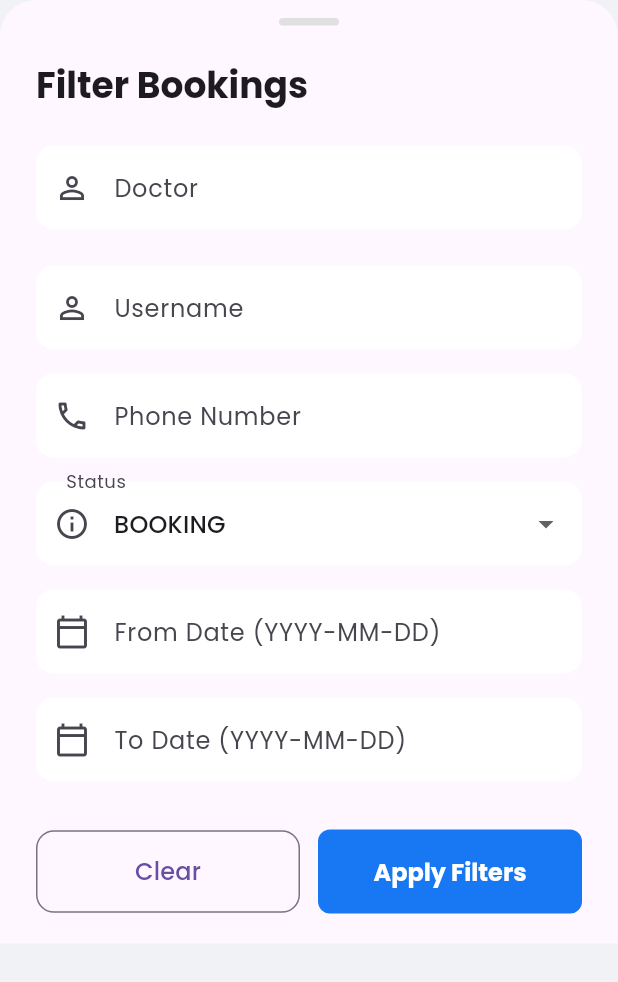
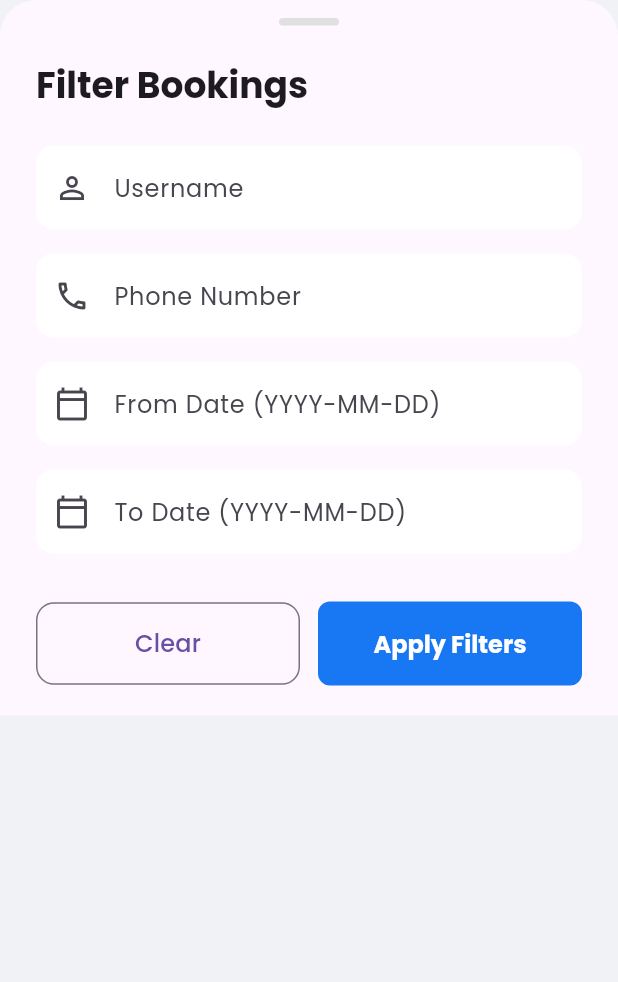
Before and after one commit to scmwinlinaung/ai-doctor-chatbot-clinics, a Flutter app: the _FilterModalSheet widget shown alone on an empty page, opened directly with empty values, on a phone screen of 412 x 824 dp. Shown: the top 982 px of the screen. Run offline on Flutter 3.47's test engine with Material 3 defaults, Android fonts, the phone set to English and light mode, and no system bars; our stand-ins replace bloc, dio, flutter_bloc, flutter_secure_storage, flutter_spinkit, flutter_staggered_animations and 7 more; missing offline and left inert: back_button_interceptor; accounts and stored records are empty; generated files the repository leaves out were written again; network calls fail.

Commit message:
remove doctor and status in filter

```diff
--- a/lib/features/home/views/main_navigation_screen.dart
+++ b/lib/features/home/views/main_navigation_screen.dart
@@ -21,18 +21,18 @@ enum BookingView { booking, confirmed }
 
 // Helper class to pass filter data between the screen and the modal
 class BookingFilters {
-  final String? doctorname;
+  // final String? doctorname;
   final String? username;
   final String? phoneNumber;
-  final BookingStatus? status;
+  // final BookingStatus? status;
   final String? fromDate;
   final String? toDate;
 
   BookingFilters({
-    this.doctorname,
+    // this.doctorname,
     this.username,
     this.phoneNumber,
-    this.status,
+    // this.status,
     this.fromDate,
     this.toDate,
   });
@@ -80,10 +80,10 @@ class _BookingListingScreenState extends State<BookingListingScreen> {
     });
 
     context.read<BookingCubit>().fetchClinicBooking(
-          doctorname: filters.doctorname,
+          // doctorname: filters.doctorname,
           username: filters.username,
           phonenumber: filters.phoneNumber,
-          status: filters.status,
+          // status: filters.status,
           fromDate: filters.fromDate,
           toDate: filters.toDate,
         );
@@ -253,7 +253,7 @@ class _BookingListingScreenState extends State<BookingListingScreen> {
                               context.read<BookingCubit>().fetchClinicBooking(
                                     username: _currentFilters.username,
                                     phonenumber: _currentFilters.phoneNumber,
-                                    status: _currentFilters.status,
+                                    // status: _currentFilters.status,
                                     fromDate: _currentFilters.fromDate,
                                     toDate: _currentFilters.toDate,
                                   );
@@ -620,12 +620,12 @@ class _FilterModalSheet extends StatefulWidget {
 
 class _FilterModalSheetState extends State<_FilterModalSheet>
     with SingleTickerProviderStateMixin {
-  late final TextEditingController _doctorController;
+  // late final TextEditingController _doctorController;
   late final TextEditingController _usernameController;
   late final TextEditingController _phoneController;
   late final TextEditingController _fromDateController;
   late final TextEditingController _toDateController;
-  BookingStatus? _selectedStatus;
+  // BookingStatus? _selectedStatus;
   late final AnimationController _animationController;
   late final Animation<Offset> _slideAnimation;
   late final Animation<double> _fadeAnimation;
@@ -633,8 +633,8 @@ class _FilterModalSheetState extends State<_FilterModalSheet>
   @override
   void initState() {
     super.initState();
-    _doctorController =
-        TextEditingController(text: widget.initialFilters.doctorname);
+    // _doctorController =
+    //     TextEditingController(text: widget.initialFilters.doctorname);
     _usernameController =
         TextEditingController(text: widget.initialFilters.username);
     _phoneController =
@@ -643,7 +643,7 @@ class _FilterModalSheetState extends State<_FilterModalSheet>
         TextEditingController(text: widget.initialFilters.fromDate);
     _toDateController =
         TextEditingController(text: widget.initialFilters.toDate);
-    _selectedStatus = widget.initialFilters.status;
+    // _selectedStatus = widget.initialFilters.status;
 
     _animationController = AnimationController(
       vsync: this,
@@ -667,7 +667,7 @@ class _FilterModalSheetState extends State<_FilterModalSheet>
 
   @override
   void dispose() {
-    _doctorController.dispose();
+    // _doctorController.dispose();
     _usernameController.dispose();
     _phoneController.dispose();
     _fromDateController.dispose();
@@ -692,16 +692,16 @@ class _FilterModalSheetState extends State<_FilterModalSheet>
 
   void _applyAndClose() {
     final filters = BookingFilters(
-      doctorname: _doctorController.text.trim().isEmpty
-          ? null
-          : _doctorController.text.trim(),
+      // doctorname: _doctorController.text.trim().isEmpty
+      //     ? null
+      //     : _doctorController.text.trim(),
       username: _usernameController.text.trim().isEmpty
           ? null
           : _usernameController.text.trim(),
       phoneNumber: _phoneController.text.trim().isEmpty
           ? null
           : _phoneController.text.trim(),
-      status: _selectedStatus,
+      // status: _selectedStatus,
       fromDate: _fromDateController.text.trim().isEmpty
           ? null
           : _fromDateController.text.trim(),
@@ -756,13 +756,13 @@ class _FilterModalSheetState extends State<_FilterModalSheet>
                     style: theme.textTheme.headlineSmall
                         ?.copyWith(fontWeight: FontWeight.bold),
                   ),
-                  const SizedBox(height: 24),
-                  TextFormField(
-                    controller: _doctorController,
-                    decoration: const InputDecoration(
-                        labelText: 'Doctor',
-                        prefixIcon: Icon(Icons.person_outline)),
-                  ),
+                  // const SizedBox(height: 24),
+                  // TextFormField(
+                  //   controller: _doctorController,
+                  //   decoration: const InputDecoration(
+                  //       labelText: 'Doctor',
+                  //       prefixIcon: Icon(Icons.person_outline)),
+                  // ),
                   const SizedBox(height: 24),
                   TextFormField(
                     controller: _usernameController,
@@ -777,20 +777,20 @@ class _FilterModalSheetState extends State<_FilterModalSheet>
                         labelText: 'Phone Number',
                         prefixIcon: Icon(Icons.phone_outlined)),
                   ),
-                  const SizedBox(height: 16),
-                  DropdownButtonFormField<BookingStatus>(
-                    value: _selectedStatus,
-                    decoration: const InputDecoration(
-                        labelText: 'Status',
-                        prefixIcon: Icon(Icons.info_outline)),
-                    items: BookingStatus.values.map((status) {
-                      return DropdownMenuItem(
-                          value: status,
-                          child: Text(status.name.toUpperCase()));
-                    }).toList(),
-                    onChanged: (value) =>
-                        setState(() => _selectedStatus = value),
-                  ),
+                  // const SizedBox(height: 16),
+                  // DropdownButtonFormField<BookingStatus>(
+                  //   value: _selectedStatus,
+                  //   decoration: const InputDecoration(
+                  //       labelText: 'Status',
+                  //       prefixIcon: Icon(Icons.info_outline)),
+                  //   items: BookingStatus.values.map((status) {
+                  //     return DropdownMenuItem(
+                  //         value: status,
+                  //         child: Text(status.name.toUpperCase()));
+                  //   }).toList(),
+                  //   onChanged: (value) =>
+                  //       setState(() => _selectedStatus = value),
+                  // ),
                   const SizedBox(height: 16),
                   TextFormField(
                     controller: _fromDateController,
@@ -1069,8 +1069,7 @@ class _ConfirmBookingModalState extends State<_ConfirmBookingModal> {
                 controller: _serialNumberController,
                 decoration: InputDecoration(
                   labelText: "Serial Number",
-                  prefixIcon:
-                      const Icon(Icons.numbers, color: Colors.white70),
+                  prefixIcon: const Icon(Icons.numbers, color: Colors.white70),
                   filled: true,
                   fillColor: Colors.white.withOpacity(0.2),
                   hintStyle: const TextStyle(color: Colors.white70),
```
